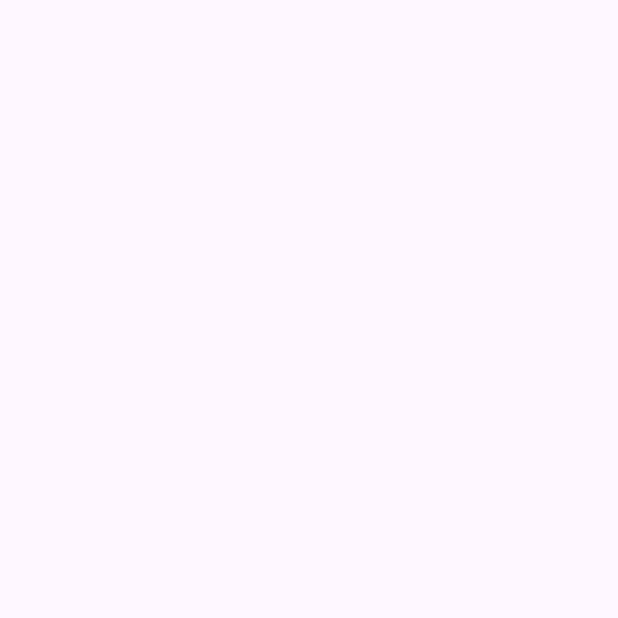
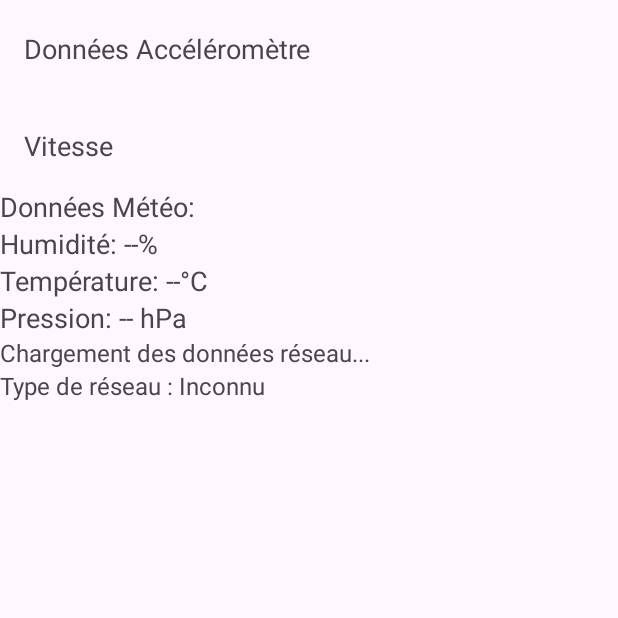
Before and after one commit to RaphHuynh/projetProgm1, an Android app: the screen it shows after launch (MainActivity), on a phone screen of 412 x 824 dp, the top half of it. Before the commit the part shown is empty. Run offline under Robolectric (Android 15) with nearby library versions, the phone set to English and light mode, and no system bars.

Commit message:
feat: acceleromètre / vitesse + Distance / données météo

```diff
--- a/app/src/main/java/com/example/projprogrammation/MainActivity.java
+++ b/app/src/main/java/com/example/projprogrammation/MainActivity.java
@@ -3,29 +3,28 @@ package com.example.projprogrammation;
 import android.Manifest;
 import android.content.Context;
 import android.content.pm.PackageManager;
-
 import android.hardware.Sensor;
+import android.hardware.SensorEvent;
+import android.hardware.SensorEventListener;
 import android.hardware.SensorManager;
-import android.hardware.Sensor;
 import android.location.Location;
 import android.os.Bundle;
 import android.os.Handler;
 import android.os.Looper;
 import android.util.Log;
+import android.widget.TextView;
 import android.widget.Toast;
-
 import androidx.annotation.NonNull;
 import androidx.appcompat.app.AppCompatActivity;
 import androidx.core.app.ActivityCompat;
 import androidx.core.content.ContextCompat;
-
 import com.google.android.gms.location.FusedLocationProviderClient;
 import com.google.android.gms.location.LocationServices;
 import com.google.android.gms.location.Priority;
 import com.google.android.gms.tasks.CancellationTokenSource;
 import com.google.android.gms.tasks.OnSuccessListener;
 
-public class MainActivity extends AppCompatActivity {
+public class MainActivity extends AppCompatActivity implements SensorEventListener {
 
     private static final int LOCATION_PERMISSION_REQUEST_CODE = 1001;
     private FusedLocationProviderClient fusedLocationClient;
@@ -34,17 +33,43 @@ public class MainActivity extends AppCompatActivity {
     private Sensor accelerometer;
     private Handler handler = new Handler(Looper.getMainLooper());
     private Runnable locationRunnable;
+    private TextView accelerometerData;
+    private TextView gpsData;
+    private Location lastLocation;
+    private double distanceParcourue = 0;
+    private Sensor temperatureSensor;
+    private Sensor pressureSensor;
+    private Sensor humiditySensor;
+    private TextView temperatureData;
+    private TextView pressureData;
+    private TextView humidityData;
+
 
     @Override
     protected void onCreate(Bundle savedInstanceState) {
         super.onCreate(savedInstanceState);
+        setContentView(R.layout.activity_main);
+
+        accelerometerData = findViewById(R.id.accelerometer_data);
+        gpsData = findViewById(R.id.gps_data);
+        temperatureData = findViewById(R.id.temperature_data);
+        pressureData = findViewById(R.id.pressure_data);
+        humidityData = findViewById(R.id.humidity_data);
 
         fusedLocationClient = LocationServices.getFusedLocationProviderClient(this);
-        sensorManager = (SensorManager) getSystemService(Context.SENSOR_SERVICE);
-        accelerometer = sensorManager.getDefaultSensor(Sensor.TYPE_ACCELEROMETER);
+        sensorManager = (SensorManager) getSystemService(Context.SENSOR_SERVICE);  // Initialisation correcte
+
+        if (sensorManager != null) {
+            accelerometer = sensorManager.getDefaultSensor(Sensor.TYPE_ACCELEROMETER);
+            temperatureSensor = sensorManager.getDefaultSensor(Sensor.TYPE_AMBIENT_TEMPERATURE);
+            pressureSensor = sensorManager.getDefaultSensor(Sensor.TYPE_PRESSURE);
+            humiditySensor = sensorManager.getDefaultSensor(Sensor.TYPE_RELATIVE_HUMIDITY);
+        }
+
         requestLocationPermission();
         startLocationUpdates();
     }
+
 
     private void requestLocationPermission() {
         if (ContextCompat.checkSelfPermission(this, Manifest.permission.ACCESS_FINE_LOCATION)
@@ -53,7 +78,6 @@ public class MainActivity extends AppCompatActivity {
                     new String[]{Manifest.permission.ACCESS_FINE_LOCATION},
                     LOCATION_PERMISSION_REQUEST_CODE);
         } else {
-            // Permission already granted, proceed with location access
             getLocation();
         }
     }
@@ -63,52 +87,85 @@ public class MainActivity extends AppCompatActivity {
         super.onRequestPermissionsResult(requestCode, permissions, grantResults);
         if (requestCode == LOCATION_PERMISSION_REQUEST_CODE) {
             if (grantResults.length > 0 && grantResults[0] == PackageManager.PERMISSION_GRANTED) {
-                // Permission granted, proceed with location access
                 getLocation();
             } else {
-                // Permission denied, handle accordingly
                 Toast.makeText(this, "Location permission denied", Toast.LENGTH_SHORT).show();
             }
-        }
-        else {
-            Toast.makeText(this, "Location permission denied", Toast.LENGTH_SHORT).show();
         }
     }
 
     private void getLocation() {
-        if (ActivityCompat.checkSelfPermission(this, Manifest.permission.ACCESS_FINE_LOCATION) != PackageManager.PERMISSION_GRANTED && ActivityCompat.checkSelfPermission(this, Manifest.permission.ACCESS_COARSE_LOCATION) != PackageManager.PERMISSION_GRANTED) {
-            // TODO: Consider calling
-            //    ActivityCompat#requestPermissions
-            // here to request the missing permissions, and then overriding
-            //   public void onRequestPermissionsResult(int requestCode, String[] permissions,
-            //                                          int[] grantResults)
-            // to handle the case where the user grants the permission. See the documentation
-            // for ActivityCompat#requestPermissions for more details.
-            Log.i("MainActivity", "Enable gps");
+        if (ActivityCompat.checkSelfPermission(this, Manifest.permission.ACCESS_FINE_LOCATION) != PackageManager.PERMISSION_GRANTED &&
+                ActivityCompat.checkSelfPermission(this, Manifest.permission.ACCESS_COARSE_LOCATION) != PackageManager.PERMISSION_GRANTED) {
+            Log.i("MainActivity", "Enable GPS");
             return;
         }
+
         fusedLocationClient.getCurrentLocation(Priority.PRIORITY_HIGH_ACCURACY, cancellationTokenSource.getToken())
                 .addOnSuccessListener(this, new OnSuccessListener<Location>() {
                     @Override
                     public void onSuccess(Location location) {
                         if (location != null) {
-                            // Use the location object
                             double latitude = location.getLatitude();
                             double longitude = location.getLongitude();
-                            Toast.makeText(MainActivity.this, "Latitude: " + latitude + ", Longitude: " + longitude, Toast.LENGTH_SHORT).show();
+                            float speed = location.getSpeed(); // Vitesse en m/s
+
+                            // Calcul de la distance parcourue
+                            if (lastLocation != null) {
+                                float distance = lastLocation.distanceTo(location); // En mètres
+                                distanceParcourue += distance;
+                            }
+                            lastLocation = location;
+
+                            gpsData.setText(String.format("GPS:\nLat: %.5f\nLon: %.5f\nVitesse GPS: %.2f m/s\nDistance: %.2f m",
+                                    latitude, longitude, speed, distanceParcourue));
                         }
                     }
                 });
     }
+
     private void startLocationUpdates() {
         locationRunnable = new Runnable() {
             @Override
             public void run() {
                 getLocation();
-                handler.postDelayed(this, 5000); // Run every 5 seconds
+                handler.postDelayed(this, 5000);
             }
         };
         handler.post(locationRunnable);
+    }
+
+    @Override
+    protected void onResume() {
+        super.onResume();
+        if (accelerometer != null) {
+            sensorManager.registerListener(this, accelerometer, SensorManager.SENSOR_DELAY_NORMAL);
+        }
+
+        if (temperatureSensor != null) {
+            sensorManager.registerListener(this, temperatureSensor, SensorManager.SENSOR_DELAY_NORMAL);
+        }
+        if (pressureSensor != null) {
+            sensorManager.registerListener(this, pressureSensor, SensorManager.SENSOR_DELAY_NORMAL);
+        }
+        if (humiditySensor != null) {
+            sensorManager.registerListener(this, humiditySensor, SensorManager.SENSOR_DELAY_NORMAL);
+        }
+    }
+
+    @Override
+    protected void onPause() {
+        super.onPause();
+        sensorManager.unregisterListener(this);
+        if (temperatureSensor != null) {
+            sensorManager.unregisterListener(this, temperatureSensor);
+        }
+        if (pressureSensor != null) {
+            sensorManager.unregisterListener(this, pressureSensor);
+        }
+        if (humiditySensor != null) {
+            sensorManager.unregisterListener(this, humiditySensor);
+        }
     }
 
     @Override
@@ -116,4 +173,36 @@ public class MainActivity extends AppCompatActivity {
         super.onDestroy();
         handler.removeCallbacks(locationRunnable);
     }
+
+    @Override
+    public void onSensorChanged(SensorEvent event) {
+        if (event.sensor.getType() == Sensor.TYPE_ACCELEROMETER) {
+            float x = event.values[0];
+            float y = event.values[1];
+            float z = event.values[2];
+
+            // Affichage des valeurs
+            accelerometerData.setText(String.format("Accéléromètre:\nX: %.2f\nY: %.2f\nZ: %.2f", x, y, z));
+        }
+        if (event.sensor.getType() == Sensor.TYPE_AMBIENT_TEMPERATURE) {
+            float temperature = event.values[0];
+            temperatureData.setText(String.format("Température: %.1f°C", temperature));
+        }
+
+        if (event.sensor.getType() == Sensor.TYPE_PRESSURE) {
+            float pressure = event.values[0];
+            pressureData.setText(String.format("Pression: %.1f hPa", pressure));
+        }
+
+        if (event.sensor.getType() == Sensor.TYPE_RELATIVE_HUMIDITY) {
+            float humidity = event.values[0];
+            humidityData.setText(String.format("Humidité: %.1f%%", humidity));
+        }
+
+    }
+
+    @Override
+    public void onAccuracyChanged(Sensor sensor, int accuracy) {
+        // Peut être ignoré
+    }
 }
--- a/app/src/main/res/layout/activity_main.xml
+++ b/app/src/main/res/layout/activity_main.xml
@@ -7,13 +7,82 @@
     android:layout_height="match_parent"
     tools:context=".MainActivity">
 
+
     <TextView
+        android:id="@+id/accelerometer_data"
         android:layout_width="wrap_content"
         android:layout_height="wrap_content"
-        android:text="Hello World!"
-        app:layout_constraintBottom_toBottomOf="parent"
-        app:layout_constraintEnd_toEndOf="parent"
-        app:layout_constraintStart_toStartOf="parent"
-        app:layout_constraintTop_toTopOf="parent" />
+        android:layout_marginTop="4dp"
+        android:padding="16dp"
+        android:text="Données Accéléromètre"
+        android:textSize="18sp"
+        app:layout_constraintTop_toTopOf="parent"
+        tools:layout_editor_absoluteX="16dp" />
+
+    <TextView
+        android:id="@+id/gps_data"
+        android:layout_width="wrap_content"
+        android:layout_height="wrap_content"
+        android:layout_marginTop="8dp"
+        android:padding="16dp"
+        android:text="Vitesse"
+        android:textSize="18sp"
+        app:layout_constraintTop_toBottomOf="@+id/accelerometer_data"
+        tools:layout_editor_absoluteX="16dp" />
+
+    <TextView
+        android:id="@+id/textView3"
+        android:layout_width="wrap_content"
+        android:layout_height="wrap_content"
+        android:text="Données Météo:"
+        android:textSize="18sp"
+        app:layout_constraintTop_toBottomOf="@+id/gps_data"
+        tools:layout_editor_absoluteX="16dp" />
+
+    <TextView
+        android:id="@+id/temperature_data"
+        android:layout_width="wrap_content"
+        android:layout_height="wrap_content"
+        android:text="Température: --°C"
+        android:textSize="18sp"
+        app:layout_constraintTop_toBottomOf="@+id/humidity_data"
+        tools:layout_editor_absoluteX="16dp" />
+
+    <TextView
+        android:id="@+id/pressure_data"
+        android:layout_width="wrap_content"
+        android:layout_height="wrap_content"
+        android:text="Pression: -- hPa"
+        android:textSize="18sp"
+        app:layout_constraintTop_toBottomOf="@+id/temperature_data"
+        tools:layout_editor_absoluteX="16dp" />
+
+    <TextView
+        android:id="@+id/humidity_data"
+        android:layout_width="wrap_content"
+        android:layout_height="wrap_content"
+        android:text="Humidité: --%"
+        android:textSize="18sp"
+        app:layout_constraintTop_toBottomOf="@+id/textView3"
+        tools:layout_editor_absoluteX="16dp" />
+
+    <TextView
+        android:id="@+id/network_data"
+        android:layout_width="wrap_content"
+        android:layout_height="wrap_content"
+        android:text="Chargement des données réseau..."
+        android:textSize="16sp"
+        app:layout_constraintTop_toBottomOf="@+id/pressure_data"
+        tools:layout_editor_absoluteX="16dp" />
+
+    <TextView
+        android:id="@+id/network_type"
+        android:layout_width="wrap_content"
+        android:layout_height="wrap_content"
+        android:text="Type de réseau : Inconnu"
+        android:textSize="16sp"
+        app:layout_constraintTop_toBottomOf="@+id/network_data"
+        tools:layout_editor_absoluteX="16dp" />
+
 
 </androidx.constraintlayout.widget.ConstraintLayout>
```
